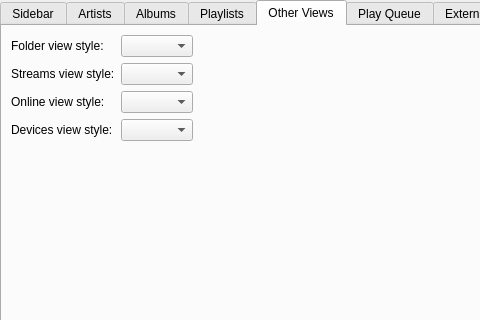
The window that gui/interfacesettings.ui (CDrummond/cantata) describes before a commit, drawn with Qt 5; both pictures show x 0 to 480 and y 0 to 320 of the 734 by 542 pixel window.
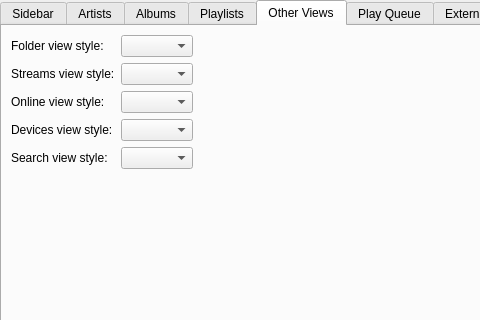
The same window after the commit. The open tabs and pages were chosen to show the change. Custom widgets are drawn as their Qt base class.

Commit message: Configurable search view

The edit to the form file:
```diff
--- a/gui/interfacesettings.ui
+++ b/gui/interfacesettings.ui
@@ -422,6 +422,16 @@
        <item row="3" column="1">
         <widget class="QComboBox" name="devicesView"/>
        </item>
+       <item row="4" column="0">
+        <widget class="QLabel" name="label_5">
+         <property name="text">
+          <string>Search view style:</string>
+         </property>
+        </widget>
+       </item>
+       <item row="4" column="1">
+        <widget class="QComboBox" name="searchView"/>
+       </item>
       </layout>
      </widget>
      <widget class="QWidget" name="tab_5">
```
Left out of the diff: 41 changed lines with no effect on the pictures. The commit also changes 2 other files.
